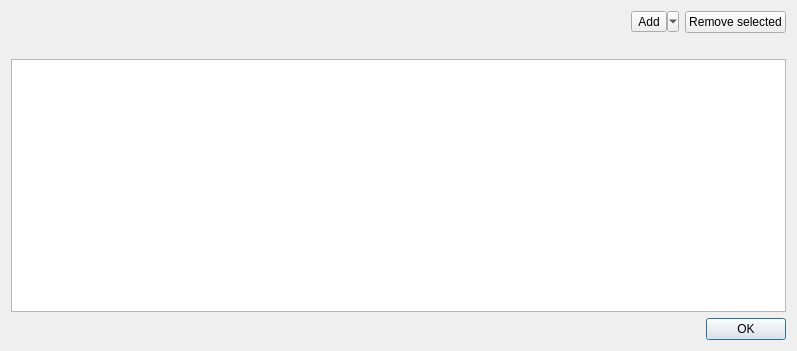
This is src/dialogs/signalsdialog.ui in ModbusScope/ModbusScope as Qt 5 draws it before an edit. The edited form follows.
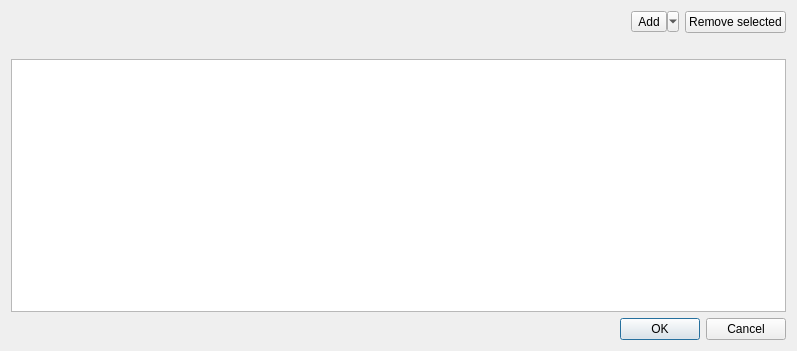
This is the edited form.

Commit message:
Edit a working copy in the Signals dialog
The dialog edits a SignalListDraft. OK applies the changes, Cancel and Esc
discard them, so a signal deactivated by mistake keeps its data.

Patch:
```diff
--- a/src/dialogs/signalsdialog.ui
+++ b/src/dialogs/signalsdialog.ui
@@ -86,7 +86,7 @@
       <enum>Qt::Orientation::Horizontal</enum>
      </property>
      <property name="standardButtons">
-      <set>QDialogButtonBox::StandardButton::Ok</set>
+      <set>QDialogButtonBox::StandardButton::Cancel|QDialogButtonBox::StandardButton::Ok</set>
      </property>
     </widget>
    </item>
```
The commit also changes 4 other files.
